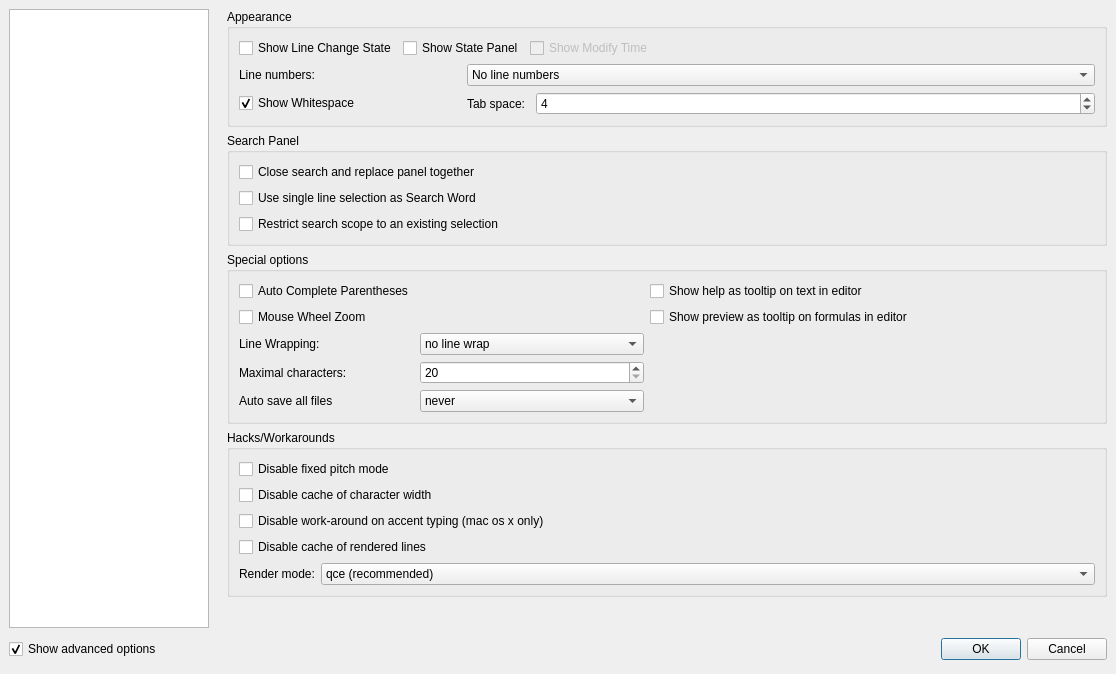
Before: the Qt Designer form configdialog.ui in svn2github/texstudio-trunk, drawn with Qt 5.
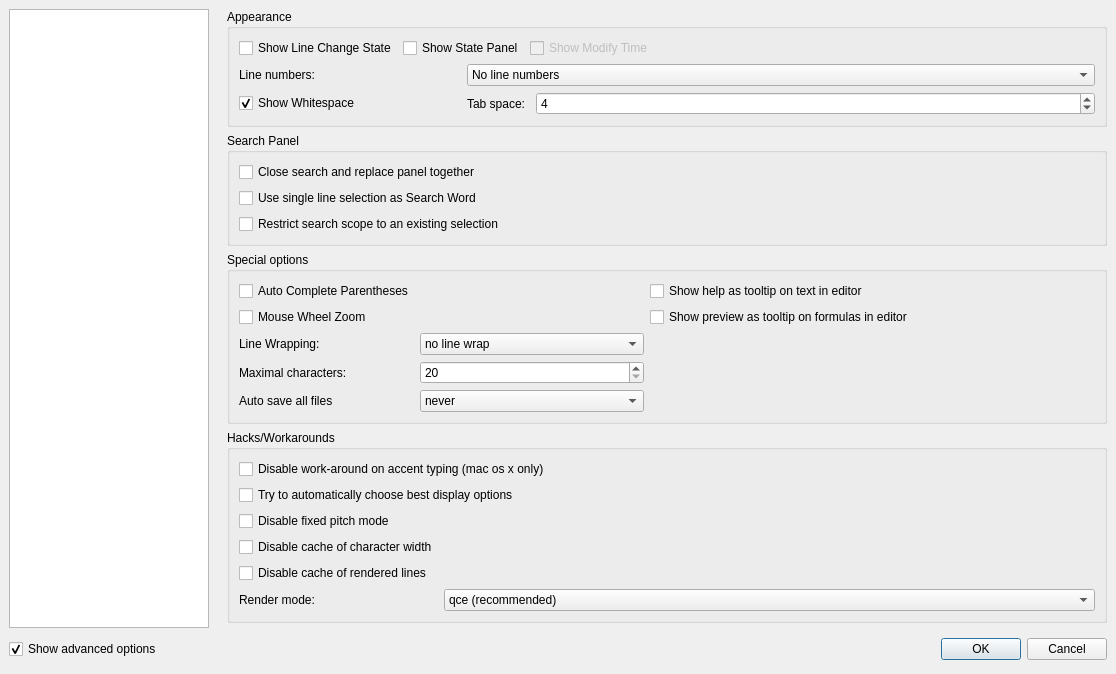
After: the same form once the commit is applied. Icons and pictures are not drawn.

Commit message: add an option to disable options, because there are to many options

The edit to the form file:
```diff
--- a/configdialog.ui
+++ b/configdialog.ui
@@ -1561,20 +1561,6 @@
           <string>Hacks/Workarounds</string>
          </property>
          <layout class="QGridLayout" name="gridLayout">
-          <item row="0" column="0" colspan="2">
-           <widget class="QCheckBox" name="checkBoxHackDisableFixedPitch">
-            <property name="text">
-             <string>Disable fixed pitch mode</string>
-            </property>
-           </widget>
-          </item>
-          <item row="1" column="0" colspan="2">
-           <widget class="QCheckBox" name="checkBoxHackDisableWidthCache">
-            <property name="text">
-             <string>Disable cache of character width</string>
-            </property>
-           </widget>
-          </item>
           <item row="2" column="0" colspan="2">
            <widget class="QCheckBox" name="checkBoxHackDisableAccentWorkaround">
             <property name="text">
@@ -1582,17 +1568,7 @@
             </property>
            </widget>
           </item>
-          <item row="3" column="0" colspan="2">
-           <widget class="QCheckBox" name="checkBoxHackDisableLineCache">
-            <property name="toolTip">
-             <string>If the cache of rendered lines is enabled, rendered lines are stored in a cache, so they do not have to be rendered again. Leading to a speed improvement (especially on Mac), at the cost of a higher memory usage.</string>
-            </property>
-            <property name="text">
-             <string>Disable cache of rendered lines</string>
-            </property>
-           </widget>
-          </item>
-          <item row="4" column="1">
+          <item row="8" column="1">
            <widget class="QComboBox" name="comboBoxHackRenderMode">
             <item>
              <property name="text">
@@ -1611,7 +1587,7 @@
             </item>
            </widget>
           </item>
-          <item row="4" column="0">
+          <item row="8" column="0">
            <widget class="QLabel" name="label_11">
             <property name="sizePolicy">
              <sizepolicy hsizetype="Maximum" vsizetype="Preferred">
@@ -1624,6 +1600,37 @@
             </property>
            </widget>
           </item>
+          <item row="4" column="0" colspan="2">
+           <widget class="QCheckBox" name="checkBoxHackAutoRendering">
+            <property name="text">
+             <string>Try to automatically choose best display options</string>
+            </property>
+           </widget>
+          </item>
+          <item row="7" column="0">
+           <widget class="QCheckBox" name="checkBoxHackDisableLineCache">
+            <property name="toolTip">
+             <string>If the cache of rendered lines is enabled, rendered lines are stored in a cache, so they do not have to be rendered again. Leading to a speed improvement (especially on Mac), at the cost of a higher memory usage.</string>
+            </property>
+            <property name="text">
+             <string>Disable cache of rendered lines</string>
+            </property>
+           </widget>
+          </item>
+          <item row="6" column="0">
+           <widget class="QCheckBox" name="checkBoxHackDisableWidthCache">
+            <property name="text">
+             <string>Disable cache of character width</string>
+            </property>
+           </widget>
+          </item>
+          <item row="5" column="0">
+           <widget class="QCheckBox" name="checkBoxHackDisableFixedPitch">
+            <property name="text">
+             <string>Disable fixed pitch mode</string>
+            </property>
+           </widget>
+          </item>
          </layout>
         </widget>
        </item>
```
Left out of the diff: 120 changed lines with no effect on the pictures. The commit also changes 5 other files.
